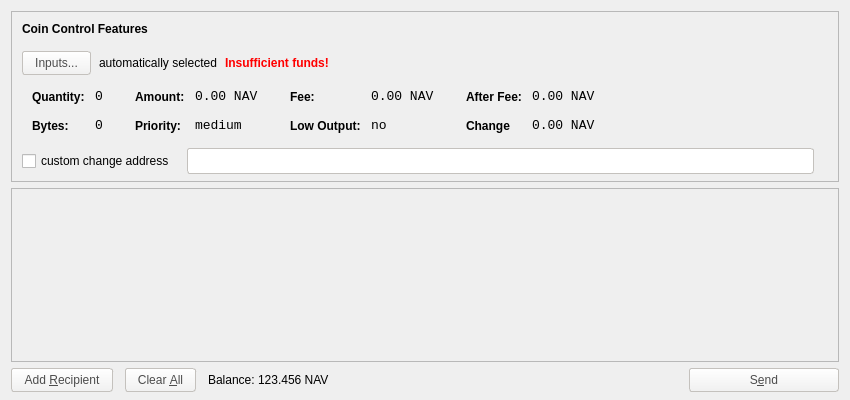
sherlockcoin/navajocoin, file src/qt/forms/sendcoinsdialog.ui: the form before one commit.
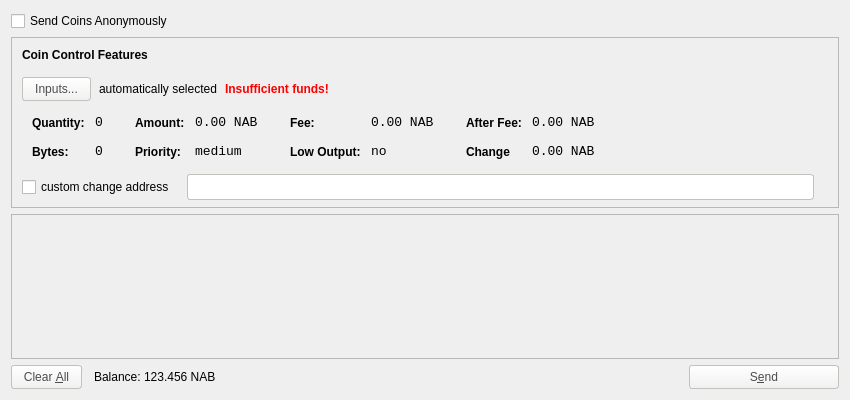
The form after the commit. Icons and pictures are not drawn.

Commit message: ANON Ready, Checkpointed, Version Bumped to 2.0.6, Immediate Hard-Fork Update!

```diff
--- a/src/qt/forms/sendcoinsdialog.ui
+++ b/src/qt/forms/sendcoinsdialog.ui
@@ -16,10 +16,21 @@
   <property name="styleSheet">
    <string notr="true"/>
   </property>
-  <layout class="QVBoxLayout" name="verticalLayout" stretch="0,1,0">
-   <property name="bottomMargin">
-    <number>8</number>
-   </property>
+  <layout class="QVBoxLayout" name="verticalLayout">
+   <item>
+    <layout class="QHBoxLayout" name="horizontalLayoutTxComment">
+     <property name="spacing">
+      <number>0</number>
+     </property>
+     <item>
+      <widget class="QCheckBox" name="anonCheckBox">
+       <property name="text">
+        <string>Send Coins Anonymously</string>
+       </property>
+      </widget>
+     </item>
+    </layout>
+   </item>
    <item>
     <widget class="QFrame" name="frameCoinControl">
      <property name="sizePolicy">
@@ -337,7 +348,7 @@
                   <enum>Qt::ActionsContextMenu</enum>
                  </property>
                  <property name="text">
-                  <string>0.00 NAV</string>
+                  <string>0.00 NAB</string>
                  </property>
                  <property name="textInteractionFlags">
                   <set>Qt::LinksAccessibleByMouse|Qt::TextSelectableByKeyboard|Qt::TextSelectableByMouse</set>
@@ -423,7 +434,7 @@
                   <enum>Qt::ActionsContextMenu</enum>
                  </property>
                  <property name="text">
-                  <string>0.00 NAV</string>
+                  <string>0.00 NAB</string>
                  </property>
                  <property name="textInteractionFlags">
                   <set>Qt::LinksAccessibleByMouse|Qt::TextSelectableByKeyboard|Qt::TextSelectableByMouse</set>
@@ -509,7 +520,7 @@
                   <enum>Qt::ActionsContextMenu</enum>
                  </property>
                  <property name="text">
-                  <string>0.00 NAV</string>
+                  <string>0.00 NAB</string>
                  </property>
                  <property name="textInteractionFlags">
                   <set>Qt::LinksAccessibleByMouse|Qt::TextSelectableByKeyboard|Qt::TextSelectableByMouse</set>
@@ -541,7 +552,7 @@
                   <enum>Qt::ActionsContextMenu</enum>
                  </property>
                  <property name="text">
-                  <string>0.00 NAV</string>
+                  <string>0.00 NAB</string>
                  </property>
                  <property name="textInteractionFlags">
                   <set>Qt::LinksAccessibleByMouse|Qt::TextSelectableByKeyboard|Qt::TextSelectableByMouse</set>
@@ -649,7 +660,7 @@
         <x>0</x>
         <y>0</y>
         <width>830</width>
-        <height>150</height>
+        <height>119</height>
        </rect>
       </property>
       <layout class="QVBoxLayout" name="verticalLayout_2">
@@ -691,31 +702,6 @@
    </item>
    <item>
     <layout class="QHBoxLayout" name="horizontalLayout">
-     <item>
-      <widget class="QPushButton" name="addButton">
-       <property name="toolTip">
-        <string>Send to multiple recipients at once</string>
-       </property>
-       <property name="styleSheet">
-        <string notr="true">background-color: qlineargradient(spread:pad, x1:0, y1:1, x2:0, y2:0, stop:0 rgb(240,240,240), stop:1 rgb(255, 255, 255));
-border-radius:3px;
-border: 1px solid #C4C1BD;
-color: #4C4C4C;
-padding: 4px 12px;
-margin: 0px 6px 0px 0px;</string>
-       </property>
-       <property name="text">
-        <string>Add &amp;Recipient</string>
-       </property>
-       <property name="icon">
-        <iconset resource="../bitcoin.qrc">
-         <normaloff>:/icons/add</normaloff>:/icons/add</iconset>
-       </property>
-       <property name="autoDefault">
-        <bool>false</bool>
-       </property>
-      </widget>
-     </item>
      <item>
       <widget class="QPushButton" name="clearButton">
        <property name="sizePolicy">
@@ -780,7 +766,7 @@
           <cursorShape>IBeamCursor</cursorShape>
          </property>
          <property name="text">
-          <string>123.456 NAV</string>
+          <string>123.456 NAB</string>
          </property>
          <property name="textInteractionFlags">
           <set>Qt::LinksAccessibleByMouse|Qt::TextSelectableByKeyboard|Qt::TextSelectableByMouse</set>
```
The commit also changes 205 other files.
